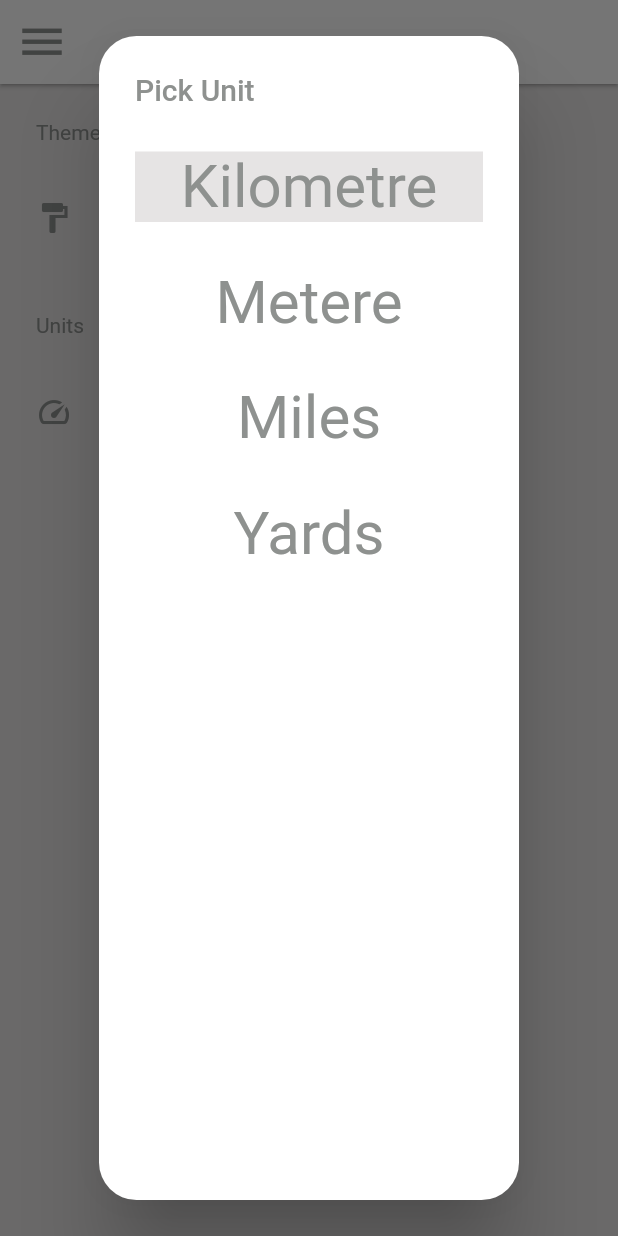
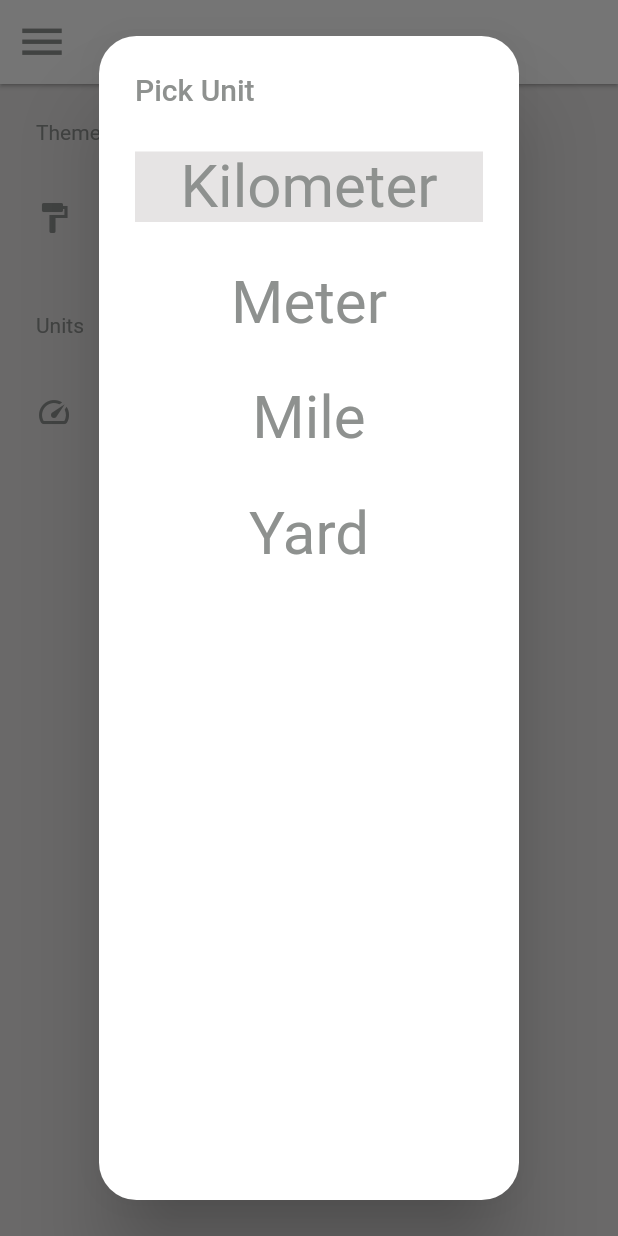
Before and after one commit to CSCI4100U/course-project-CanaCache, a Flutter app: the SettingsPageView screen opened by its route, after a tap on "Distance", on a phone screen of 412 x 824 dp. Run offline on Flutter 3.47's test engine with Material 2 defaults, Android fonts, the phone set to English and light mode, and no system bars; drawn by our look-alikes of settings_ui; our stand-ins replace firebase_auth, firebase_core, flutter_signin_button, flutter_svg, google_sign_in, sqflite; accounts and stored records are empty; network calls fail.

Commit message:
Changed units to use enums, added more general function to db

```diff
--- a/canacache/lib/features/settings/model/settings_provider.dart
+++ b/canacache/lib/features/settings/model/settings_provider.dart
@@ -20,10 +20,6 @@ class SettingsProvider with ChangeNotifier {
     notifyListeners();
   }
 
-  CanaTheme getTheme() {
-    return _currentSettings.selectedTheme;
-  }
-
   setTheme(CanaTheme theme) {
     _currentSettings.selectedTheme = theme;
     _currentSettings.writeSettings();
@@ -36,9 +32,9 @@ class SettingsProvider with ChangeNotifier {
     notifyListeners();
   }
 
-  Unit getUnit() {
-    return _currentSettings.selectedUnit;
-  }
+  Unit getUnit() => _currentSettings.selectedUnit;
+
+  CanaTheme getTheme() => _currentSettings.selectedTheme;
 
   SettingsModel get currentSettings => _currentSettings;
 }
--- a/canacache/lib/features/settings/model/units.dart
+++ b/canacache/lib/features/settings/model/units.dart
@@ -1,46 +1,39 @@
+enum DistanceUnit {
+  kilometer,
+  meter,
+  mile,
+  yard;
+
+  @override
+  String toString() {
+    return "${name[0].toUpperCase()}${name.substring(1)}";
+  }
+
+  static DistanceUnit? fromString(String word) {
+    for (DistanceUnit unit in DistanceUnit.values) {
+      if (unit.name == word) {
+        return unit;
+      }
+    }
+    return null;
+  }
+}
+
 class Unit {
-  String _unit = defaultUnit;
-  static String defaultUnit = "Kilometre";
-  static const Map<String, void> validUnits = {
-    "Kilometre": null,
-    "Metere": null,
-    "Miles": null,
-    "Yards": null,
-  };
+  static DistanceUnit defaultUnit = DistanceUnit.kilometer;
+  DistanceUnit _distanceUnit = defaultUnit;
 
-  String get unit => _unit;
+  DistanceUnit get distanceUnit => _distanceUnit;
 
-  set unit(String key) {
-    if (!isValidUnit(key)) {
-      throw Exception("Invalid Unit Passed");
-    }
-
-    _unit = key;
+  set distanceUnit(DistanceUnit unit) {
+    _distanceUnit = unit;
   }
 
   Unit({required unit}) {
-    if (isValidUnit(unit)) {
-      _unit = unit;
-    } else {
-      _unit = defaultUnit;
-    }
+    _distanceUnit = unit;
   }
 
-  static Unit initUnit(String unit) {
+  static Unit initUnit(DistanceUnit unit) {
     return Unit(unit: unit);
   }
-
-  static bool isValidUnit(String key) {
-    return validUnits.containsKey(key);
-  }
-
-  @override
-  String toString() {
-    return _unit;
-  }
-
-  @override
-  bool operator ==(covariant Unit other) {
-    return other.unit == _unit;
-  }
 }
--- a/canacache/lib/features/settings/view/settings_view.dart
+++ b/canacache/lib/features/settings/view/settings_view.dart
@@ -28,7 +28,7 @@ class _SettingsPage extends State<SettingsPageView> {
     Unit providedUnit =
         Provider.of<SettingsProvider>(context, listen: false).getUnit();
 
-    Unit.validUnits.forEach((String k, _) {
+    for (DistanceUnit k in DistanceUnit.values) {
       Unit currentUnit = Unit(unit: k);
       content.add(
         Padding(
@@ -42,17 +42,17 @@ class _SettingsPage extends State<SettingsPageView> {
               ScaffoldMessenger.of(context).showSnackBar(
                 successCanaSnackBar(
                   context,
-                  "Changing Unit to $currentUnit",
+                  "Changing Distance Unit to ${currentUnit.distanceUnit}",
                 ),
               );
             },
             child: Container(
-              color: currentUnit == providedUnit
+              color: currentUnit.distanceUnit == providedUnit.distanceUnit
                   ? selectedTheme.secBgColor
                   : selectedTheme.primaryBgColor,
               child: Center(
                 child: Text(
-                  currentUnit.toString(),
+                  currentUnit.distanceUnit.toString(),
                   style: TextStyle(
                     color: selectedTheme.primaryTextColor,
                     fontSize: 40,
@@ -63,7 +63,7 @@ class _SettingsPage extends State<SettingsPageView> {
           ),
         ),
       );
-    });
+    }
     return Column(children: content);
   }
 
@@ -151,10 +151,12 @@ class _SettingsPage extends State<SettingsPageView> {
         tiles: <SettingsTile>[
           SettingsTile.navigation(
             leading: Icon(Icons.speed, color: selectedTheme.primaryIconColor),
-            title: Text("Distance",
-                style: TextStyle(color: selectedTheme.primaryTextColor)),
+            title: Text(
+              "Distance",
+              style: TextStyle(color: selectedTheme.primaryTextColor),
+            ),
             value: Text(
-              selectedUnit.toString(),
+              selectedUnit.distanceUnit.toString(),
               style: TextStyle(color: selectedTheme.primaryTextColor),
             ),
             onPressed: (value) => CanaPicker.canaShowDialog(
```
Also changed, not shown: canacache/lib/common/utils/db_schema.dart (added, +43 -0 lines), canacache/lib/common/utils/db_setup.dart (+6 -21 lines), canacache/lib/common/widgets/appbar.dart (+0 -26 lines), canacache/lib/features/settings/model/settings_model.dart (+22 -20 lines).
